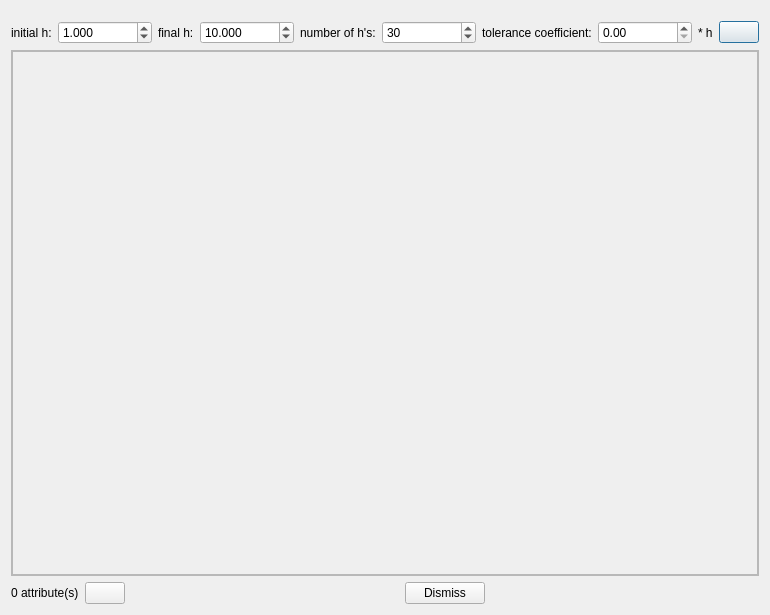
Old version of the form dialogs/transiogramdialog.ui in the repository PauloCarvalhoRJ/gammaray.
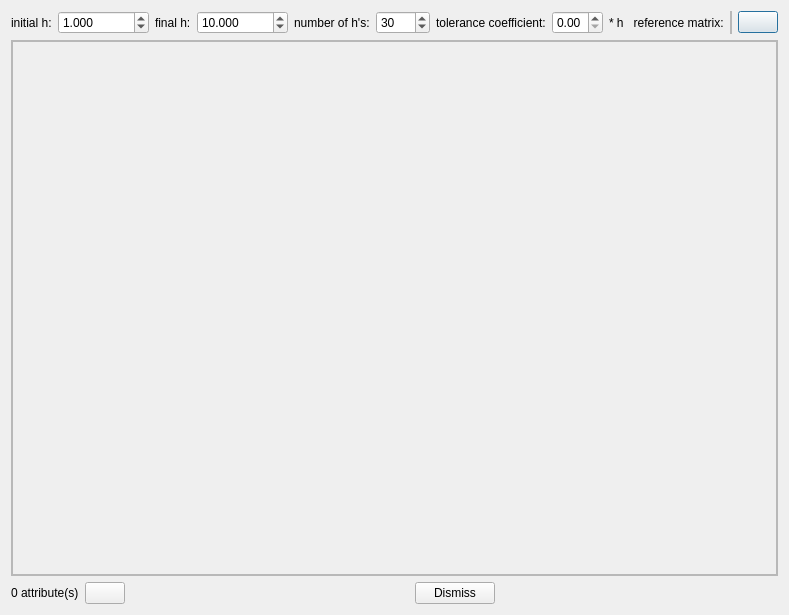
New version of the form. Icons and pictures are not drawn.

```diff
--- a/dialogs/transiogramdialog.ui
+++ b/dialogs/transiogramdialog.ui
@@ -6,7 +6,7 @@
    <rect>
     <x>0</x>
     <y>0</y>
-    <width>770</width>
+    <width>779</width>
     <height>615</height>
    </rect>
   </property>
@@ -17,7 +17,7 @@
    <item>
     <layout class="QHBoxLayout" name="horizontalLayout_2">
      <property name="topMargin">
-      <number>10</number>
+      <number>0</number>
      </property>
      <item>
       <widget class="QLabel" name="label">
@@ -119,17 +119,50 @@
         </sizepolicy>
        </property>
        <property name="maximum">
-        <double>10000000.000000000000000</double>
+        <double>1.000000000000000</double>
        </property>
       </widget>
      </item>
      <item>
       <widget class="QLabel" name="label_5">
        <property name="text">
-        <string>* h</string>
+        <string>* h   reference matrix:</string>
        </property>
       </widget>
      </item>
+     <item>
+      <widget class="QFrame" name="frmMatrixChooserPlace">
+       <property name="minimumSize">
+        <size>
+         <width>0</width>
+         <height>0</height>
+        </size>
+       </property>
+       <property name="frameShape">
+        <enum>QFrame::StyledPanel</enum>
+       </property>
+       <property name="frameShadow">
+        <enum>QFrame::Raised</enum>
+       </property>
+       <layout class="QHBoxLayout" name="horizontalLayout_5">
+        <property name="spacing">
+         <number>0</number>
+        </property>
+        <property name="leftMargin">
+         <number>0</number>
+        </property>
+        <property name="topMargin">
+         <number>0</number>
+        </property>
+        <property name="rightMargin">
+         <number>0</number>
+        </property>
+        <property name="bottomMargin">
+         <number>0</number>
+        </property>
+       </layout>
+      </widget>
+     </item>
      <item>
       <widget class="QPushButton" name="btnExecute">
        <property name="toolTip">
@@ -156,8 +189,8 @@
        <rect>
         <x>0</x>
         <y>0</y>
-        <width>750</width>
-        <height>522</height>
+        <width>759</width>
+        <height>531</height>
        </rect>
       </property>
       <layout class="QVBoxLayout" name="verticalLayout_2">
```
